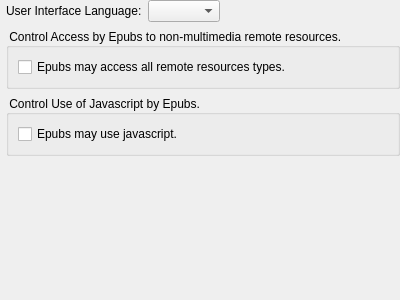
The window that PGeneralSettings.ui (Sigil-Ebook/PageEdit) describes before a commit, drawn with Qt 5.
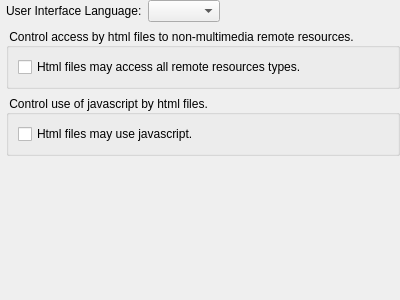
The same window after the commit.

Commit message: fix epub -> html files, and SelectAll in ui files

Patch:
```diff
--- a/PGeneralSettings.ui
+++ b/PGeneralSettings.ui
@@ -70,7 +70,7 @@
       <string>Determine if Epubs are allowed to access non-multimedia remote resources.</string>
      </property>
      <property name="title">
-      <string> Control Access by Epubs to non-multimedia remote resources.</string>
+      <string> Control access by html files to non-multimedia remote resources.</string>
      </property>
      <property name="alignment">
       <set>Qt::AlignLeading|Qt::AlignLeft|Qt::AlignVCenter</set>
@@ -82,7 +82,7 @@
          <string>Check to allow Epubs to access non-multimedia remote resources.</string>
         </property>
         <property name="text">
-         <string>Epubs may access all remote resources types.</string>
+         <string>Html files may access all remote resources types.</string>
         </property>
         <property name="checked">
          <bool>false</bool>
@@ -99,7 +99,7 @@
       <string>Determine if javascript is allowed to be used by Epubs</string>
      </property>
      <property name="title">
-      <string> Control Use of Javascript by Epubs.</string>
+      <string> Control use of javascript by html files.</string>
      </property>
      <property name="alignment">
       <set>Qt::AlignLeading|Qt::AlignLeft|Qt::AlignVCenter</set>
@@ -111,7 +111,7 @@
          <string>Check to allow Epubs to use javascript.</string>
         </property>
         <property name="text">
-         <string>Epubs may use javascript.</string>
+         <string>Html files may use javascript.</string>
         </property>
         <property name="checked">
          <bool>false</bool>
```
Left out of the diff: 8 changed lines with no effect on the pictures. The commit also changes 1 other file.
